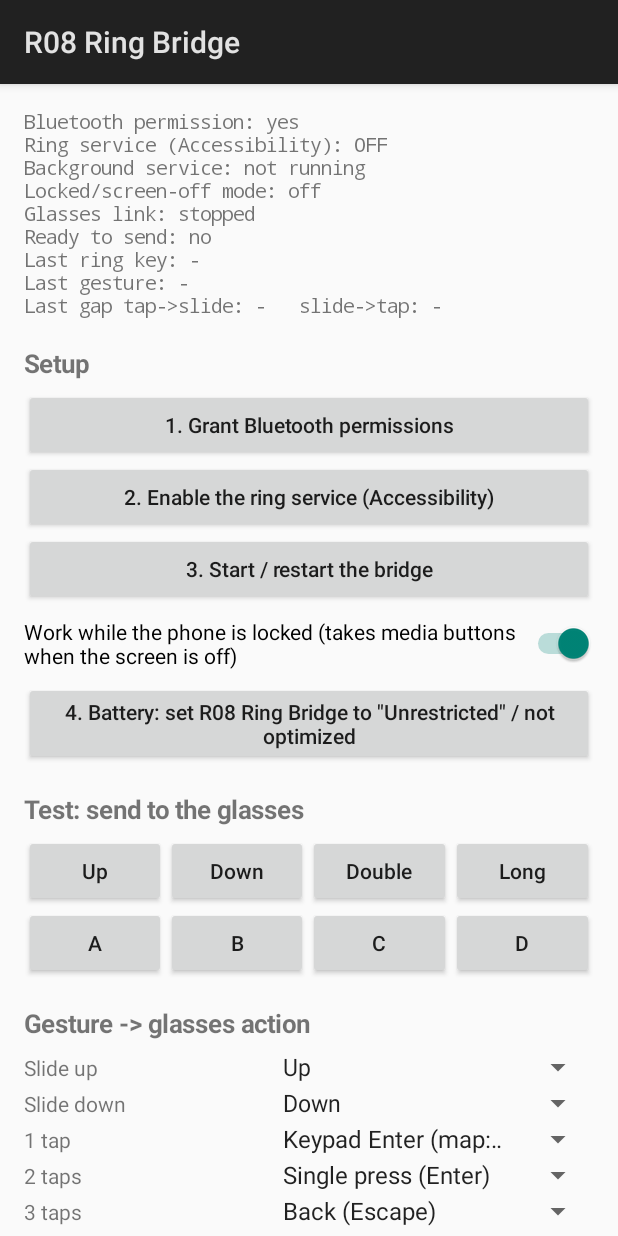
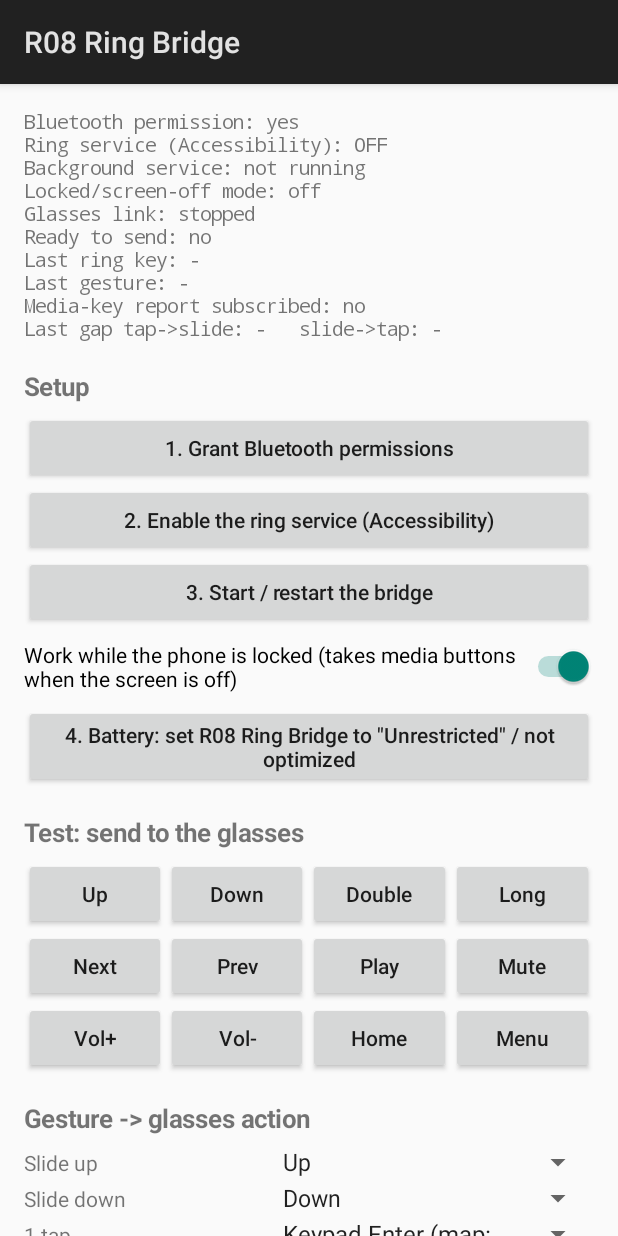
Before and after one commit to HelpGuedes/R08RingBridge, an Android app: the screen it shows after launch (MainActivity), after a tap on "Up", on a phone screen of 412 x 824 dp. Run offline under Robolectric (Android 15) with nearby library versions, the phone set to English and light mode, and no system bars.

Commit message:
Extra keys as media keys the glasses recognize; keyboard report unchanged

```diff
--- a/app/src/main/java/com/r08/ringbridge/Action.java
+++ b/app/src/main/java/com/r08/ringbridge/Action.java
@@ -3,9 +3,10 @@ package com.r08.ringbridge;
 /**
  * What the bridge sends to the glasses: one button in one of the bridge's two HID reports.
  *
- * One keyboard report. Bits 0-5 use keys the glasses map by default (arrows, Enter = single
- * press, Esc = back). Bit 6 (Keypad Enter), bit 7 (Space) and bits 8-15 (Button A-H = keys
- * A-H) have no default meaning: map them in the MemoMind app to the actions you want.
+ * Report 1 (keyboard): arrows, Enter = single press, Escape = back (glasses defaults), plus
+ * Keypad Enter and Space.
+ * Report 2 (media keys): Next, Previous, Play/Pause, Mute, Volume up/down, Home, Menu. The
+ * glasses recognize these as keys, so the MemoMind app can record them for any action.
  */
 enum Action {
     NONE("Nothing", 0, -1, false),
@@ -18,14 +19,14 @@ enum Action {
     DOUBLE("Keypad Enter (map: double press)", 1, 6, false),
     LONG_PRESS("Space, held (map: long press)", 1, 7, true),
     LONG_DOUBLE("Keypad Enter, held", 1, 6, true),
-    BTN_A("Button A", 1, 8, false),
-    BTN_B("Button B", 1, 9, false),
-    BTN_C("Button C", 1, 10, false),
-    BTN_D("Button D", 1, 11, false),
-    BTN_E("Button E", 1, 12, false),
-    BTN_F("Button F", 1, 13, false),
-    BTN_G("Button G", 1, 14, false),
-    BTN_H("Button H", 1, 15, false);
+    MEDIA_NEXT("Media: Next", 2, 0, false),
+    MEDIA_PREV("Media: Previous", 2, 1, false),
+    MEDIA_PLAY_PAUSE("Media: Play/Pause", 2, 2, false),
+    MEDIA_MUTE("Media: Mute", 2, 3, false),
+    MEDIA_VOL_UP("Media: Volume up", 2, 4, false),
+    MEDIA_VOL_DOWN("Media: Volume down", 2, 5, false),
+    MEDIA_HOME("Media: Home", 2, 6, false),
+    MEDIA_MENU("Media: Menu", 2, 7, false);
 
     final String label;
     final int report;
--- a/app/src/main/java/com/r08/ringbridge/BridgeCore.java
+++ b/app/src/main/java/com/r08/ringbridge/BridgeCore.java
@@ -214,7 +214,7 @@ final class BridgeCore implements HidPeripheral.Listener, GestureRecognizer.Sink
 
     void perform(Action a) {
         if (a == Action.NONE) return;
-        hid.sendKey(a.bit, a.held ? holdMs() : 90);
+        hid.sendKey(a.report, a.bit, a.held ? holdMs() : 90);
     }
 
     void startHid() { hid.start(); }
--- a/app/src/main/java/com/r08/ringbridge/HidPeripheral.java
+++ b/app/src/main/java/com/r08/ringbridge/HidPeripheral.java
@@ -32,13 +32,17 @@ import java.util.Set;
 import java.util.UUID;
 
 /**
- * The phone as a BLE HID keyboard (HOGP device) for the MemoMind glasses.
+ * The phone as a BLE HID device (HOGP) for the MemoMind glasses. Two input reports, the same
+ * structure as the R08 ring itself (which the glasses handle):
  *
- * One input report (ID 1), 2 bytes, 16 one-bit keys:
- *   byte 0: bit0 Up 0x52, bit1 Down 0x51, bit2 Left 0x50, bit3 Right 0x4F,
- *           bit4 Enter 0x28, bit5 Escape 0x29, bit6 Keypad Enter 0x58, bit7 Space 0x2C
- *   byte 1: bits 8-15 = keys A-H (0x04-0x0B), "Button A-H", no default meaning on the glasses
- * Two 8-usage fields keep it inside the glasses' parser limits (16 usages per field).
+ * Report 1, Keyboard collection, 1 byte (unchanged from the first working version):
+ *   bit0 Up 0x52, bit1 Down 0x51, bit2 Left 0x50, bit3 Right 0x4F,
+ *   bit4 Enter 0x28, bit5 Escape 0x29, bit6 Keypad Enter 0x58, bit7 Space 0x2C
+ * Report 2, Consumer Control collection, 1 byte, media keys the glasses recognize
+ * (Next/Previous/Play-Pause/Mute were seen as real keys from the ring), so the MemoMind app
+ * can record them:
+ *   bit0 Next 0xB5, bit1 Previous 0xB6, bit2 Play/Pause 0xCD, bit3 Mute 0xE2,
+ *   bit4 Volume Up 0xE9, bit5 Volume Down 0xEA, bit6 Home 0x223, bit7 Menu 0x40
  */
 final class HidPeripheral {
     private static final String TAG = "RingBridgeHid";
@@ -62,7 +66,9 @@ final class HidPeripheral {
     static final UUID BATTERY_LEVEL = uuid16(0x2A19);
 
     static final byte KEYBOARD_REPORT_ID = 1;
+    static final byte CONSUMER_REPORT_ID = 2;
     static final byte[] REPORT_MAP_BYTES = {
+            // ---- Report 1: keyboard (byte-identical to the first working version)
             0x05, 0x01,             // Usage Page (Generic Desktop)
             0x09, 0x06,             // Usage (Keyboard)
             (byte) 0xA1, 0x01,      // Collection (Application)
@@ -81,8 +87,24 @@ final class HidPeripheral {
             0x75, 0x01,             //   Report Size (1)
             (byte) 0x95, 0x08,      //   Report Count (8)
             (byte) 0x81, 0x02,      //   Input (Data, Variable, Absolute)
-            0x19, 0x04,             //   Usage Minimum (A)       bit8
-            0x29, 0x0B,             //   Usage Maximum (H)       bit15
+            (byte) 0xC0,            // End Collection
+
+            // ---- Report 2: media keys (Consumer Control), like the ring's own report
+            0x05, 0x0C,             // Usage Page (Consumer)
+            0x09, 0x01,             // Usage (Consumer Control)
+            (byte) 0xA1, 0x01,      // Collection (Application)
+            (byte) 0x85, CONSUMER_REPORT_ID, // Report ID (2)
+            0x09, (byte) 0xB5,      //   Usage (Scan Next Track)     bit0
+            0x09, (byte) 0xB6,      //   Usage (Scan Previous Track) bit1
+            0x09, (byte) 0xCD,      //   Usage (Play/Pause)          bit2
+            0x09, (byte) 0xE2,      //   Usage (Mute)                bit3
+            0x09, (byte) 0xE9,      //   Usage (Volume Increment)    bit4
+            0x09, (byte) 0xEA,      //   Usage (Volume Decrement)    bit5
+            0x0A, 0x23, 0x02,       //   Usage (AC Home)             bit6
+            0x09, 0x40,             //   Usage (Menu)                bit7
+            0x15, 0x00,             //   Logical Minimum (0)
+            0x25, 0x01,             //   Logical Maximum (1)
+            0x75, 0x01,             //   Report Size (1)
             (byte) 0x95, 0x08,      //   Report Count (8)
             (byte) 0x81, 0x02,      //   Input (Data, Variable, Absolute)
             (byte) 0xC0             // End Collection
@@ -103,10 +125,12 @@ final class HidPeripheral {
     private BluetoothGattServer server;
     private BluetoothLeAdvertiser advertiser;
     private BluetoothGattCharacteristic keyboardReport;
+    private BluetoothGattCharacteristic consumerReport;
     private final Map<BluetoothGattCharacteristic, byte[]> values = new IdentityHashMap<>();
     private final ArrayDeque<BluetoothGattService> pendingServices = new ArrayDeque<>();
     private final Set<BluetoothDevice> connected = new HashSet<>();
-    private final Set<BluetoothDevice> subscribed = new HashSet<>();
+    private final Set<BluetoothDevice> subscribed = new HashSet<>();      // keyboard report
+    private final Set<BluetoothDevice> subscribedMedia = new HashSet<>(); // media-key report
     private boolean advertising;
     private boolean nameInScanResponse;
     private long busyUntil;
@@ -158,6 +182,7 @@ final class HidPeripheral {
         server = null;
         connected.clear();
         subscribed.clear();
+        subscribedMedia.clear();
         setState("stopped");
     }
 
@@ -167,36 +192,36 @@ final class HidPeripheral {
 
     // ------------------------------------------------------------------ sending keys
 
-    /** Press one key (bit 0-15) for holdMs, then release. Presses never overlap. */
-    void sendKey(final int bit, final int holdMs) {
-        if (bit < 0 || bit > 15) return;
+    /** Press one key of report 1 (keyboard) or 2 (media) for holdMs, then release. Presses never overlap. */
+    void sendKey(final int report, final int bit, final int holdMs) {
+        if (bit < 0 || bit > 7) return;
+        final boolean media = report == CONSUMER_REPORT_ID;
         long now = SystemClock.uptimeMillis();
         long pressAt = Math.max(now, busyUntil);
         long releaseAt = pressAt + Math.max(30, holdMs);
         busyUntil = releaseAt + 60;
         handler.postAtTime(new Runnable() {
-            @Override public void run() {
-                int v = 1 << bit;
-                notifyReport(new byte[]{(byte) (v & 0xFF), (byte) ((v >> 8) & 0xFF)});
-            }
+            @Override public void run() { notifyReport(media, (byte) (1 << bit)); }
         }, pressAt);
         handler.postAtTime(new Runnable() {
-            @Override public void run() { notifyReport(new byte[]{0, 0}); }
+            @Override public void run() { notifyReport(media, (byte) 0); }
         }, releaseAt);
     }
 
     @SuppressWarnings("deprecation")
-    private void notifyReport(byte[] value) {
-        BluetoothGattCharacteristic ch = keyboardReport;
+    private void notifyReport(boolean media, byte b) {
+        BluetoothGattCharacteristic ch = media ? consumerReport : keyboardReport;
         if (server == null || ch == null) {
             if (listener != null) listener.onHidLog("NOT sent: HID server not running");
             return;
         }
+        byte[] value = {b};
         values.put(ch, value);
-        Set<BluetoothDevice> targets = new HashSet<>(subscribed);
-        boolean press = value[0] != 0 || value[1] != 0;
-        if (listener != null && press) {
-            listener.onHidLog(targets.isEmpty() ? "NOT sent: glasses not subscribed" : "sent key to glasses");
+        Set<BluetoothDevice> targets = new HashSet<>(media ? subscribedMedia : subscribed);
+        if (listener != null && b != 0) {
+            listener.onHidLog(targets.isEmpty()
+                    ? "NOT sent: glasses not subscribed to the " + (media ? "media" : "keyboard") + " report"
+                    : "sent " + (media ? "media key" : "key") + " to glasses");
         }
         for (BluetoothDevice d : targets) {
             try {
@@ -210,6 +235,10 @@ final class HidPeripheral {
                 setState("Missing Bluetooth permission");
             }
         }
+    }
+
+    boolean isMediaReady() {
+        return !subscribedMedia.isEmpty();
     }
 
     // ------------------------------------------------------------------ GATT database
@@ -234,9 +263,15 @@ final class HidPeripheral {
                 BluetoothGattCharacteristic.PERMISSION_READ_ENCRYPTED | BluetoothGattCharacteristic.PERMISSION_WRITE_ENCRYPTED,
                 new byte[]{0x01})); // report protocol
 
-        keyboardReport = inputReportCharacteristic(new byte[]{0, 0});
+        keyboardReport = inputReportCharacteristic(new byte[]{0});
+        consumerReport = inputReportCharacteristic(new byte[]{0});
         s.addCharacteristic(keyboardReport);
+        s.addCharacteristic(consumerReport);
         return s;
+    }
+
+    private boolean isMedia(BluetoothGattDescriptor d) {
+        return consumerReport != null && d.getCharacteristic() == consumerReport;
     }
 
     private BluetoothGattCharacteristic inputReportCharacteristic(byte[] initial) {
@@ -359,12 +394,16 @@ final class HidPeripheral {
                 @Override public void run() {
                     if (newState == BluetoothProfile.STATE_CONNECTED) {
                         connected.add(device);
-                        if (wasSubscribed(device)) subscribed.add(device); // bonded hosts may skip the CCCD write
+                        if (wasSubscribed(device)) { // bonded hosts may skip the CCCD writes
+                            subscribed.add(device);
+                            subscribedMedia.add(device);
+                        }
                         stopAdvertising();
                         setState("connected: " + describe(device));
                     } else if (newState == BluetoothProfile.STATE_DISCONNECTED) {
                         connected.remove(device);
                         subscribed.remove(device);
+                        subscribedMedia.remove(device);
                         setState("disconnected, advertising again");
                         if (connected.isEmpty()) startAdvertising();
                     }
@@ -384,9 +423,10 @@ final class HidPeripheral {
                                             BluetoothGattDescriptor descriptor) {
             byte[] v;
             if (CCCD.equals(descriptor.getUuid())) {
-                v = subscribed.contains(device) ? new byte[]{1, 0} : new byte[]{0, 0};
+                Set<BluetoothDevice> set = isMedia(descriptor) ? subscribedMedia : subscribed;
+                v = set.contains(device) ? new byte[]{1, 0} : new byte[]{0, 0};
             } else if (REPORT_REFERENCE.equals(descriptor.getUuid())) {
-                v = new byte[]{KEYBOARD_REPORT_ID, 0x01}; // input report
+                v = new byte[]{isMedia(descriptor) ? CONSUMER_REPORT_ID : KEYBOARD_REPORT_ID, 0x01}; // input report
             } else {
                 v = new byte[0];
             }
@@ -399,8 +439,15 @@ final class HidPeripheral {
                                              boolean responseNeeded, int offset, final byte[] value) {
             if (CCCD.equals(descriptor.getUuid())) {
                 final boolean on = value != null && value.length > 0 && (value[0] & 0x01) != 0;
+                final boolean media = isMedia(descriptor);
                 handler.post(new Runnable() {
                     @Override public void run() {
+                        if (media) {
+                            if (on) subscribedMedia.add(device); else subscribedMedia.remove(device);
+                            if (listener != null) listener.onHidLog("media-key report " + (on ? "subscribed" : "unsubscribed"));
+                            if (listener != null) listener.onHidStateChanged();
+                            return;
+                        }
                         if (on) subscribed.add(device); else subscribed.remove(device);
                         rememberSubscription(device, on);
                         setState(on ? "READY: glasses subscribed (" + describe(device) + ")"
--- a/app/src/main/java/com/r08/ringbridge/MainActivity.java
+++ b/app/src/main/java/com/r08/ringbridge/MainActivity.java
@@ -96,10 +96,17 @@ public class MainActivity extends Activity {
         LinearLayout padRow = new LinearLayout(this);
         padRow.setOrientation(LinearLayout.HORIZONTAL);
         root.addView(padRow);
-        testButton(padRow, "A", Action.BTN_A);
-        testButton(padRow, "B", Action.BTN_B);
-        testButton(padRow, "C", Action.BTN_C);
-        testButton(padRow, "D", Action.BTN_D);
+        testButton(padRow, "Next", Action.MEDIA_NEXT);
+        testButton(padRow, "Prev", Action.MEDIA_PREV);
+        testButton(padRow, "Play", Action.MEDIA_PLAY_PAUSE);
+        testButton(padRow, "Mute", Action.MEDIA_MUTE);
+        LinearLayout padRow2 = new LinearLayout(this);
+        padRow2.setOrientation(LinearLayout.HORIZONTAL);
+        root.addView(padRow2);
+        testButton(padRow2, "Vol+", Action.MEDIA_VOL_UP);
+        testButton(padRow2, "Vol-", Action.MEDIA_VOL_DOWN);
+        testButton(padRow2, "Home", Action.MEDIA_HOME);
+        testButton(padRow2, "Menu", Action.MEDIA_MENU);
 
         header("Gesture -> glasses action");
         for (int i = 0; i < GestureRecognizer.GESTURES.length; i++) {
@@ -157,6 +164,7 @@ public class MainActivity extends Activity {
                 + "\nReady to send: " + (core.hid.isReady() ? "yes" : "no")
                 + "\nLast ring key: " + core.lastKey
                 + "\nLast gesture: " + core.lastGesture
+                + "\nMedia-key report subscribed: " + (core.hid.isMediaReady() ? "yes" : "no")
 
                 + "\nLast gap tap->slide: " + gap(core.lastTapToSlideMs())
                 + "   slide->tap: " + gap(core.lastSlideToTapMs()));
```
Also changed, not shown: 1 other file.
